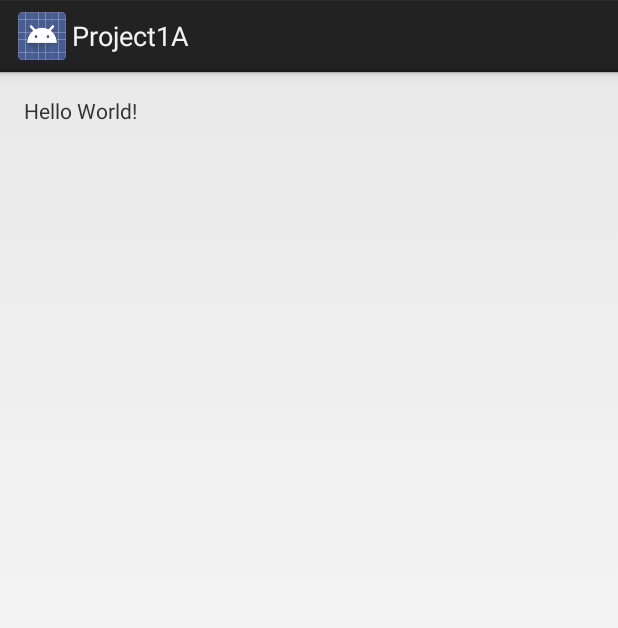
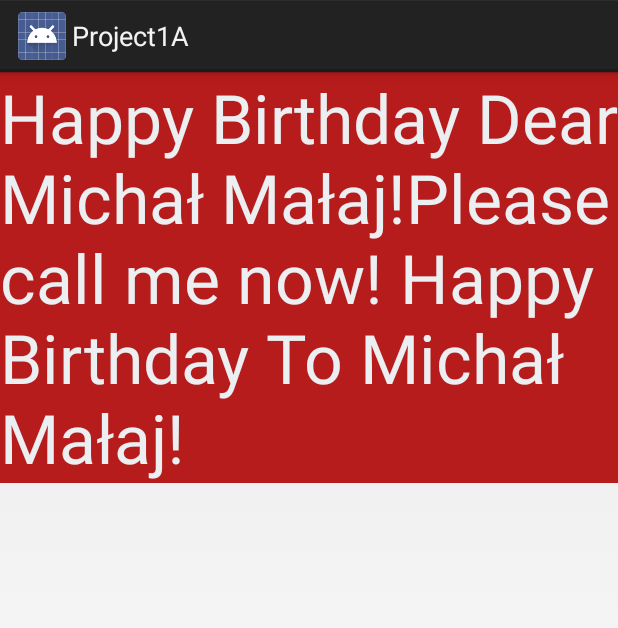
Before and after one commit to Elaissa/Project1A, an Android app: the screen it shows after launch (MainActivity), on a phone screen of 412 x 824 dp. Shown: the top 628 px of the screen. Run offline under Robolectric (Android 15) with nearby library versions, the phone set to English and light mode, and no system bars.

Commit message:
Wrap content

```diff
--- a/app/src/main/res/layout/activity_main.xml
+++ b/app/src/main/res/layout/activity_main.xml
@@ -4,14 +4,14 @@
     android:id="@+id/activity_main"
     android:layout_width="match_parent"
     android:layout_height="match_parent"
-    android:paddingBottom="@dimen/activity_vertical_margin"
-    android:paddingLeft="@dimen/activity_horizontal_margin"
-    android:paddingRight="@dimen/activity_horizontal_margin"
-    android:paddingTop="@dimen/activity_vertical_margin"
-    tools:context="com.wszelaka.project1a.MainActivity">
+
+ tools:context="com.wszelaka.project1a.MainActivity">
 
     <TextView
+        android:text="Happy Birthday Dear Michał Małaj!Please call me now! Happy Birthday To Michał Małaj!"
+        android:background="#B71C1C"
+        android:textColor="#ECEFF1"
         android:layout_width="wrap_content"
         android:layout_height="wrap_content"
-        android:text="Hello World!" />
+        android:textSize="45sp"  />
 </RelativeLayout>
```
